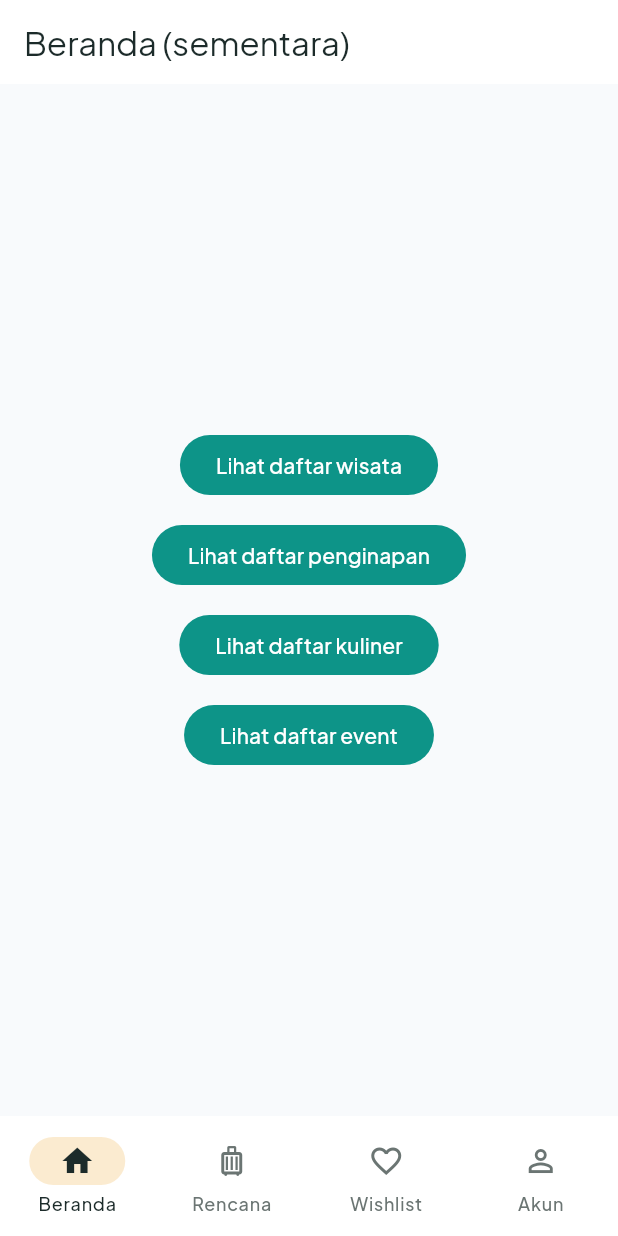
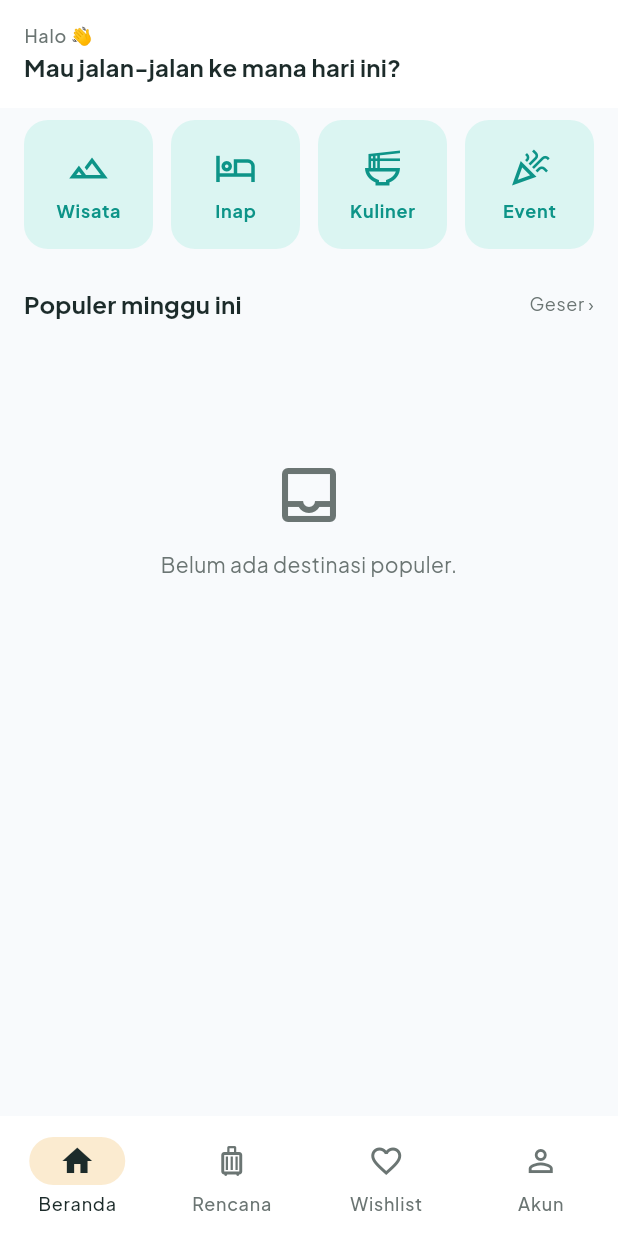
Before and after one commit to cntoaprilhalawa-tech/pinangmate, a Flutter app: the screen it shows after launch, on a phone screen of 412 x 824 dp. Run offline on Flutter 3.47's test engine with Material 3 defaults, Android fonts, the phone set to English and light mode, and no system bars; our stand-ins replace cloud_firestore, firebase_auth, firebase_core, go_router, google_fonts; accounts and stored records are empty.

Commit message:
beranda: sapaan, kotak kategori, carousel populer

```diff
--- a/lib/ui/home/beranda_page.dart
+++ b/lib/ui/home/beranda_page.dart
@@ -1,28 +1,196 @@
 import 'package:flutter/material.dart';
 import 'package:go_router/go_router.dart';
+import 'package:provider/provider.dart';
+
+import '../../data/models/item.dart';
+import '../../data/models/popular.dart';
+import '../../data/repositories/item_repository.dart';
+import '../auth/auth_view_model.dart';
+import '../category/category_list_view_model.dart';
+import '../core/load_status.dart';
+import '../core/state_views.dart';
+import 'popular_card.dart';
 
 class BerandaPage extends StatelessWidget {
   const BerandaPage({super.key});
 
   @override
   Widget build(BuildContext context) {
+    return ChangeNotifierProvider(
+      create: (c) =>
+          CategoryListViewModel(c.read<ItemRepository>(), Kategori.wisata),
+      child: const _BerandaView(),
+    );
+  }
+}
+
+class _BerandaView extends StatelessWidget {
+  const _BerandaView();
+
+  @override
+  Widget build(BuildContext context) {
+    final cs = Theme.of(context).colorScheme;
+    final text = Theme.of(context).textTheme;
+    final nama = context.watch<AuthViewModel>().user?.displayName?.trim();
+    final depan = (nama == null || nama.isEmpty) ? null : nama.split(' ').first;
+
     return Scaffold(
-      appBar: AppBar(title: const Text('Beranda (sementara)')),
-      body: Center(
-        child: Column(
-          mainAxisSize: MainAxisSize.min,
+      appBar: AppBar(
+        toolbarHeight: 72,
+        centerTitle: false,
+        titleSpacing: 16,
+        title: Column(
+          crossAxisAlignment: CrossAxisAlignment.start,
           children: [
-            for (final k in const ['wisata', 'penginapan', 'kuliner', 'event'])
-              Padding(
-                padding: const EdgeInsets.symmetric(vertical: 6),
-                child: FilledButton(
-                  onPressed: () => context.push('/kategori/$k'),
-                  child: Text('Lihat daftar $k'),
+            Text(
+              depan == null ? 'Halo 👋' : 'Halo, $depan 👋',
+              style: text.labelMedium?.copyWith(color: cs.onSurfaceVariant),
+            ),
+            Text(
+              'Mau jalan-jalan ke mana hari ini?',
+              style: text.titleMedium?.copyWith(fontWeight: FontWeight.w700),
+            ),
+          ],
+        ),
+      ),
+      body: ListView(
+        padding: const EdgeInsets.fromLTRB(16, 8, 16, 24),
+        children: [
+          const _CategoryGrid(),
+          const SizedBox(height: 24),
+          Row(
+            children: [
+              Expanded(
+                child: Text(
+                  'Populer minggu ini',
+                  style:
+                      text.titleMedium?.copyWith(fontWeight: FontWeight.w700),
                 ),
               ),
+              Text(
+                'Geser ›',
+                style: text.bodySmall?.copyWith(color: cs.onSurfaceVariant),
+              ),
+            ],
+          ),
+          const SizedBox(height: 12),
+          const _PopularSection(),
+        ],
+      ),
+    );
+  }
+}
+
+class _CategoryGrid extends StatelessWidget {
+  const _CategoryGrid();
+
+  static const _items = [
+    (Icons.landscape_outlined, 'Wisata', 'wisata'),
+    (Icons.hotel_outlined, 'Inap', 'penginapan'),
+    (Icons.ramen_dining_outlined, 'Kuliner', 'kuliner'),
+    (Icons.celebration_outlined, 'Event', 'event'),
+  ];
+
+  @override
+  Widget build(BuildContext context) {
+    return Row(
+      children: [
+        for (var i = 0; i < _items.length; i++) ...[
+          if (i > 0) const SizedBox(width: 12),
+          Expanded(
+            child: AspectRatio(
+              aspectRatio: 1, // bujur sangkar, tidak melar di layar lebar
+              child: _CategoryTile(
+                icon: _items[i].$1,
+                label: _items[i].$2,
+                jenis: _items[i].$3,
+              ),
+            ),
+          ),
+        ],
+      ],
+    );
+  }
+}
+
+class _CategoryTile extends StatelessWidget {
+  const _CategoryTile({
+    required this.icon,
+    required this.label,
+    required this.jenis,
+  });
+
+  final IconData icon;
+  final String label;
+  final String jenis;
+
+  @override
+  Widget build(BuildContext context) {
+    final cs = Theme.of(context).colorScheme;
+    return Material(
+      color: cs.primaryContainer,
+      borderRadius: BorderRadius.circular(16),
+      clipBehavior: Clip.antiAlias,
+      child: InkWell(
+        onTap: () => context.push('/kategori/$jenis'),
+        child: Column(
+          mainAxisAlignment: MainAxisAlignment.center,
+          children: [
+            Icon(icon, size: 28, color: cs.onPrimaryContainer),
+            const SizedBox(height: 6),
+            Text(
+              label,
+              style: Theme.of(context).textTheme.labelMedium?.copyWith(
+                    fontWeight: FontWeight.w700,
+                    color: cs.onPrimaryContainer,
+                  ),
+            ),
           ],
         ),
       ),
     );
   }
 }
+
+class _PopularSection extends StatelessWidget {
+  const _PopularSection();
+
+  static const double _listHeight = 200;
+  static const double _stateHeight = 240;
+
+  @override
+  Widget build(BuildContext context) {
+    final vm = context.watch<CategoryListViewModel>();
+    switch (vm.status) {
+      case LoadStatus.loading:
+        return const SizedBox(height: _stateHeight, child: LoadingView());
+      case LoadStatus.error:
+        return SizedBox(
+          height: _stateHeight,
+          child: ErrorView(
+            message: 'Gagal memuat destinasi populer.',
+            onRetry: vm.retry,
+          ),
+        );
+      case LoadStatus.empty:
+        return const SizedBox(
+          height: _stateHeight,
+          child: EmptyView(message: 'Belum ada destinasi populer.'),
+        );
+      case LoadStatus.ready:
+        final list = popularItems(vm.items);
+        return SizedBox(
+          height: _listHeight,
+          child: ListView.separated(
+            scrollDirection: Axis.horizontal,
+            itemCount: list.length,
+            separatorBuilder: (context, i) => const SizedBox(width: 12),
+            itemBuilder: (context, i) => PopularCard(
+              item: list[i],
+              onTap: () => context.push('/item/${list[i].id}'),
+            ),
+          ),
+        );
+    }
+  }
+}
```
Also changed, not shown: lib/data/models/popular.dart (added, +15 -0 lines), lib/ui/home/popular_card.dart (added, +74 -0 lines).
